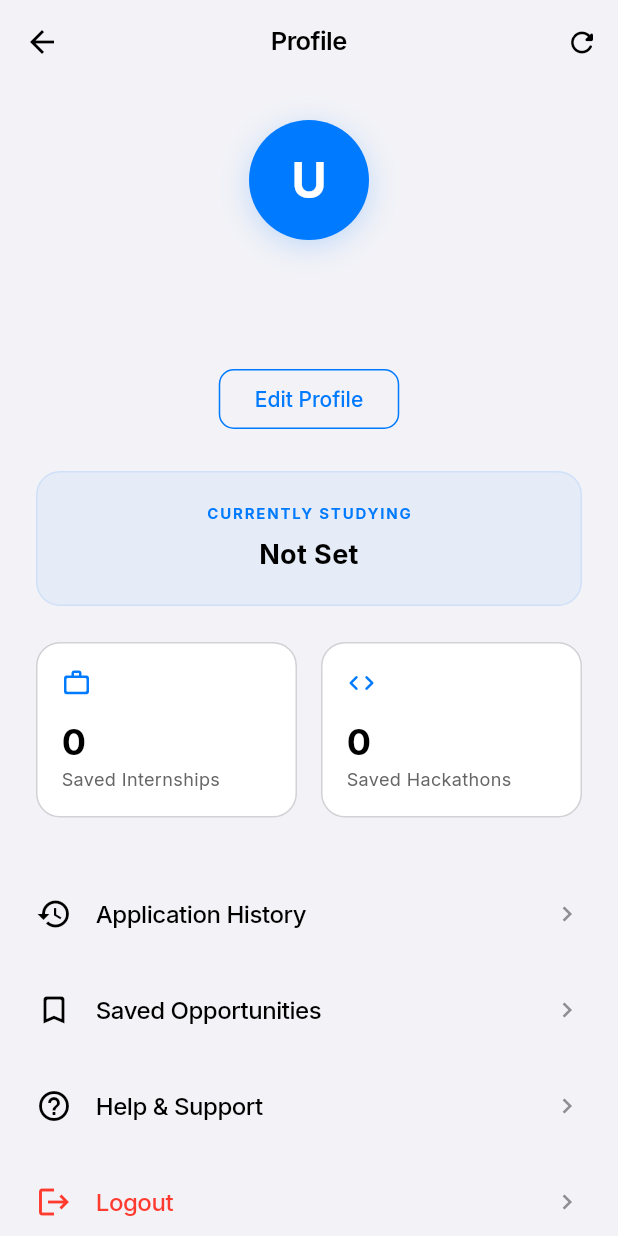
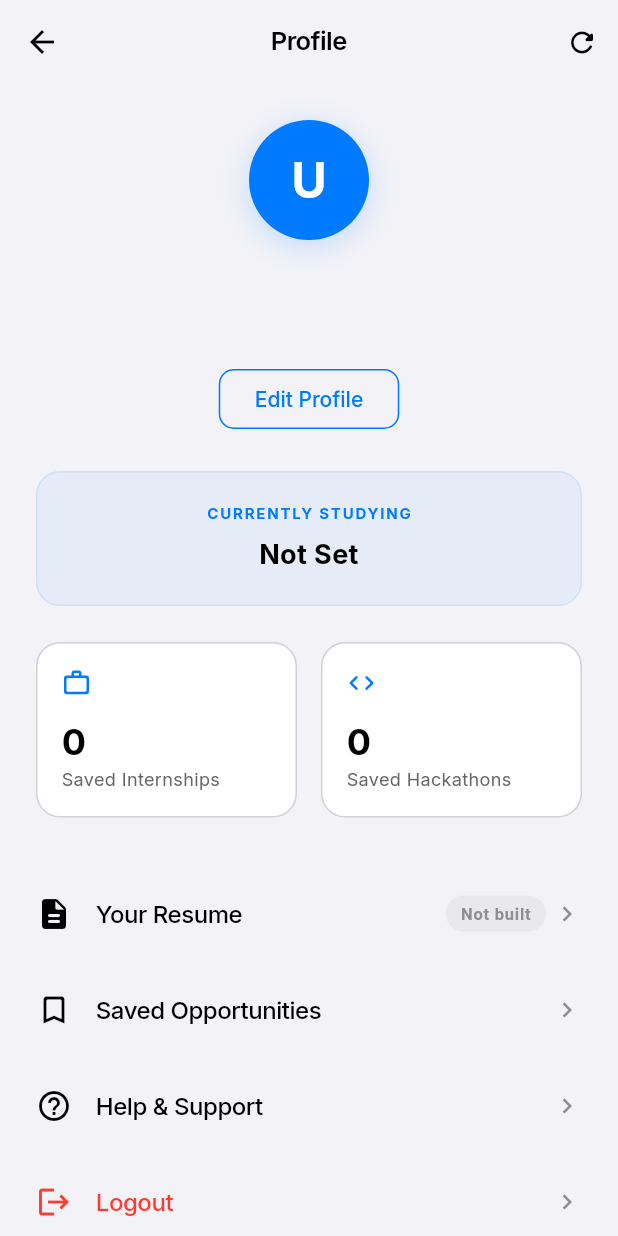
Before and after one commit to piyush-141/skillit-final, a Flutter app: the ProfileScreen screen opened directly with empty values, on a phone screen of 412 x 824 dp. Run offline on Flutter 3.47's test engine with Material 3 defaults, Android fonts, the phone set to English and light mode, and no system bars; our stand-ins replace google_fonts, pdf, printing, shared_preferences; accounts and stored records are empty; network calls fail.

Commit message:
feat: add Your Resume section - persist resume as JSON, widget-based preview screen

```diff
--- a/Skillit/lib/screens/profile_screen.dart
+++ b/Skillit/lib/screens/profile_screen.dart
@@ -2,9 +2,10 @@ import 'package:flutter/material.dart';
 import '../main.dart'; // for AppColors
 import '../services/bookmark_service.dart';
 import '../services/auth_service.dart';
+import '../services/resume_persistence_service.dart';
 import 'saved_items_screen.dart';
 import '../services/api_service.dart';
-
+import 'resume_preview_screen.dart';
 import 'edit_profile_screen.dart';
 
 class ProfileScreen extends StatefulWidget {
@@ -300,10 +301,10 @@ class _ProfileScreenState extends State<ProfileScreen> {
   Widget _buildMenuSection(BuildContext context) {
     return Column(
       children: [
-        _buildMenuItem(Icons.history, "Application History"),
+        _buildResumeMenuItem(context),
         _buildMenuItem(
           Icons.bookmark_border_rounded,
-          "Saved Opportunities",
+          'Saved Opportunities',
           onTap: () {
             Navigator.push(
               context,
@@ -311,19 +312,80 @@ class _ProfileScreenState extends State<ProfileScreen> {
             );
           },
         ),
-        _buildMenuItem(Icons.help_outline, "Help & Support"),
+        _buildMenuItem(Icons.help_outline, 'Help & Support'),
         _buildMenuItem(
           Icons.logout,
-          "Logout",
+          'Logout',
           color: AppColors.error,
           onTap: () async {
             await AuthService.logout();
             if (context.mounted) {
-              Navigator.of(context).pushNamedAndRemoveUntil('/login', (route) => false);
+              Navigator.of(context)
+                  .pushNamedAndRemoveUntil('/login', (route) => false);
             }
           },
         ),
       ],
+    );
+  }
+
+  /// "Your Resume" menu tile — shows Ready / Not Built badge from SharedPreferences.
+  Widget _buildResumeMenuItem(BuildContext context) {
+    return FutureBuilder<bool>(
+      future: ResumePersistenceService.hasResume(),
+      builder: (context, snapshot) {
+        final hasResume = snapshot.data ?? false;
+        return ListTile(
+          onTap: () {
+            Navigator.push(
+              context,
+              MaterialPageRoute(
+                  builder: (_) => const ResumePreviewScreen()),
+            );
+          },
+          contentPadding:
+              const EdgeInsets.symmetric(horizontal: 0, vertical: 4),
+          leading: const Icon(Icons.description_rounded,
+              color: AppColors.textPrimary, size: 24),
+          title: const Text(
+            'Your Resume',
+            style: TextStyle(
+              color: AppColors.textPrimary,
+              fontSize: 16,
+              fontWeight: FontWeight.w500,
+            ),
+          ),
+          trailing: Row(
+            mainAxisSize: MainAxisSize.min,
+            children: [
+              if (snapshot.connectionState == ConnectionState.done)
+                Container(
+                  padding: const EdgeInsets.symmetric(
+                      horizontal: 10, vertical: 4),
+                  decoration: BoxDecoration(
+                    color: hasResume
+                        ? AppColors.success.withOpacity(0.12)
+                        : AppColors.textMuted.withOpacity(0.10),
+                    borderRadius: BorderRadius.circular(20),
+                  ),
+                  child: Text(
+                    hasResume ? 'Ready' : 'Not built',
+                    style: TextStyle(
+                      fontSize: 11,
+                      fontWeight: FontWeight.w600,
+                      color: hasResume
+                          ? AppColors.success
+                          : AppColors.textMuted,
+                    ),
+                  ),
+                ),
+              const SizedBox(width: 4),
+              const Icon(Icons.chevron_right,
+                  color: AppColors.textMuted, size: 20),
+            ],
+          ),
+        );
+      },
     );
   }
 
--- /dev/null
+++ b/Skillit/lib/services/resume_persistence_service.dart
@@ -0,0 +1,44 @@
+import 'dart:convert';
+import 'package:shared_preferences/shared_preferences.dart';
+import 'resume_service.dart';
+
+/// Persists a user's resume as a JSON string inside SharedPreferences.
+/// No local file access — fully works in sandboxed / web environments.
+class ResumePersistenceService {
+  static const String _key = 'saved_resume_json';
+
+  // ── Save ──────────────────────────────────────────────────────────────────
+
+  static Future<void> saveResumeData(ResumeData data) async {
+    final prefs = await SharedPreferences.getInstance();
+    final json = jsonEncode(data.toJson());
+    await prefs.setString(_key, json);
+  }
+
+  // ── Load ──────────────────────────────────────────────────────────────────
+
+  static Future<ResumeData?> loadResumeData() async {
+    try {
+      final prefs = await SharedPreferences.getInstance();
+      final json = prefs.getString(_key);
+      if (json == null || json.isEmpty) return null;
+      final Map<String, dynamic> map = jsonDecode(json) as Map<String, dynamic>;
+      return ResumeData.fromJson(map);
+    } catch (_) {
+      return null;
+    }
+  }
+
+  // ── Helpers ───────────────────────────────────────────────────────────────
+
+  static Future<bool> hasResume() async {
+    final prefs = await SharedPreferences.getInstance();
+    final json = prefs.getString(_key);
+    return json != null && json.isNotEmpty;
+  }
+
+  static Future<void> clearResume() async {
+    final prefs = await SharedPreferences.getInstance();
+    await prefs.remove(_key);
+  }
+}
--- a/Skillit/lib/services/resume_service.dart
+++ b/Skillit/lib/services/resume_service.dart
@@ -37,6 +37,48 @@ class ResumeData {
     required this.experience,
     required this.achievements,
   });
+
+  Map<String, dynamic> toJson() => {
+        'fullName': fullName,
+        'email': email,
+        'phone': phone,
+        'summary': summary,
+        'college': college,
+        'degree': degree,
+        'cgpa': cgpa,
+        'graduationYear': graduationYear,
+        'githubUrl': githubUrl,
+        'linkedinUrl': linkedinUrl,
+        'portfolioUrl': portfolioUrl,
+        'skills': skills,
+        'projects': projects.map((p) => p.toJson()).toList(),
+        'experience': experience.map((e) => e.toJson()).toList(),
+        'achievements': achievements,
+      };
+
+  factory ResumeData.fromJson(Map<String, dynamic> j) => ResumeData(
+        fullName: j['fullName'] as String? ?? '',
+        email: j['email'] as String? ?? '',
+        phone: j['phone'] as String? ?? '',
+        summary: j['summary'] as String? ?? '',
+        college: j['college'] as String? ?? '',
+        degree: j['degree'] as String? ?? '',
+        cgpa: j['cgpa'] as String? ?? '',
+        graduationYear: j['graduationYear'] as String? ?? '',
+        githubUrl: j['githubUrl'] as String? ?? '',
+        linkedinUrl: j['linkedinUrl'] as String? ?? '',
+        portfolioUrl: j['portfolioUrl'] as String? ?? '',
+        skills: (j['skills'] as Map<String, dynamic>? ?? {}).map(
+          (k, v) => MapEntry(k, List<String>.from(v as List)),
+        ),
+        projects: (j['projects'] as List<dynamic>? ?? [])
+            .map((e) => ProjectEntry.fromJson(e as Map<String, dynamic>))
+            .toList(),
+        experience: (j['experience'] as List<dynamic>? ?? [])
+            .map((e) => ExperienceEntry.fromJson(e as Map<String, dynamic>))
+            .toList(),
+        achievements: List<String>.from(j['achievements'] as List? ?? []),
+      );
 }
 
 class ProjectEntry {
@@ -51,6 +93,20 @@ class ProjectEntry {
     required this.techStack,
     required this.link,
   });
+
+  Map<String, dynamic> toJson() => {
+        'title': title,
+        'description': description,
+        'techStack': techStack,
+        'link': link,
+      };
+
+  factory ProjectEntry.fromJson(Map<String, dynamic> j) => ProjectEntry(
+        title: j['title'] as String? ?? '',
+        description: j['description'] as String? ?? '',
+        techStack: j['techStack'] as String? ?? '',
+        link: j['link'] as String? ?? '',
+      );
 }
 
 class ExperienceEntry {
@@ -65,6 +121,20 @@ class ExperienceEntry {
     required this.duration,
     required this.description,
   });
+
+  Map<String, dynamic> toJson() => {
+        'role': role,
+        'company': company,
+        'duration': duration,
+        'description': description,
+      };
+
+  factory ExperienceEntry.fromJson(Map<String, dynamic> j) => ExperienceEntry(
+        role: j['role'] as String? ?? '',
+        company: j['company'] as String? ?? '',
+        duration: j['duration'] as String? ?? '',
+        description: j['description'] as String? ?? '',
+      );
 }
 
 class ResumeGenerator {
```
Also changed, not shown: Skillit/lib/screens/resume_builder_screen.dart (+9 -21 lines), Skillit/lib/screens/resume_preview_screen.dart (added, +457 -0 lines).
